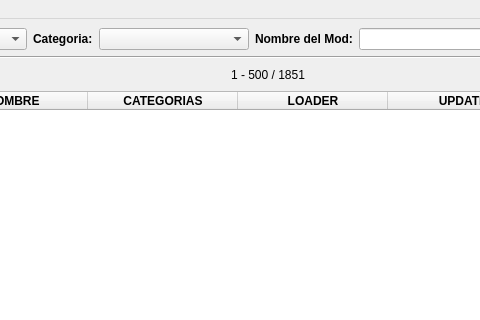
First picture: the form in pyqt_windows/main_window.ui, repository MelonRodante/ModList, before the edit; both pictures show x 222 to 702 and y 0 to 320 of the 980 by 600 pixel window.
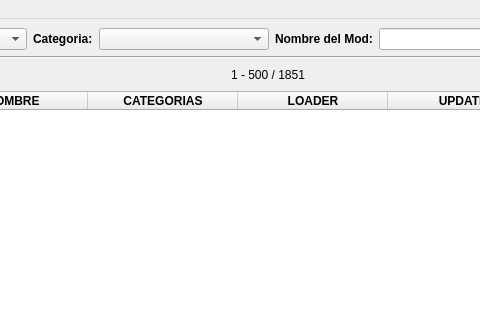
Second picture: the form after the edit. Icons and pictures are not drawn.

Commit message: Combobox categorias

```diff
--- a/pyqt_windows/main_window.ui
+++ b/pyqt_windows/main_window.ui
@@ -82,7 +82,7 @@
        <widget class="QComboBox" name="cmbCategories">
         <property name="minimumSize">
          <size>
-          <width>150</width>
+          <width>170</width>
           <height>0</height>
          </size>
         </property>
```
The commit also changes 5 other files.
